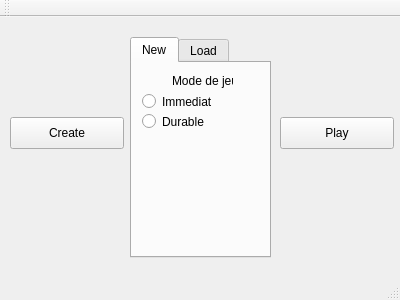
The window that MemoryCards/mainwindow.ui (GauPanisset/project-cpp-) describes before a commit, drawn with Qt 5.
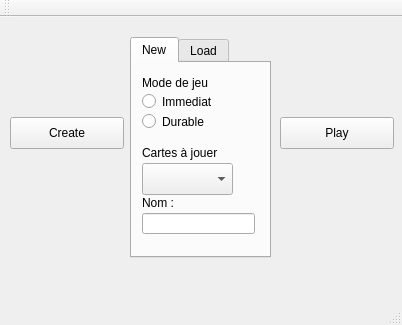
The same window after the commit. The open tabs and pages were chosen to show the change.

Commit message: Settings combobox updated

The edit to the form file:
```diff
--- a/MemoryCards/mainwindow.ui
+++ b/MemoryCards/mainwindow.ui
@@ -6,8 +6,8 @@
    <rect>
     <x>0</x>
     <y>0</y>
-    <width>400</width>
-    <height>300</height>
+    <width>402</width>
+    <height>325</height>
    </rect>
   </property>
   <property name="windowTitle">
@@ -98,16 +98,62 @@
      <widget class="QLabel" name="label_2">
       <property name="geometry">
        <rect>
-        <x>40</x>
+        <x>10</x>
         <y>10</y>
-        <width>61</width>
-        <height>16</height>
+        <width>91</width>
+        <height>20</height>
        </rect>
       </property>
       <property name="text">
        <string>Mode de jeu</string>
       </property>
      </widget>
+     <widget class="QComboBox" name="collectionComboBox">
+      <property name="geometry">
+       <rect>
+        <x>10</x>
+        <y>100</y>
+        <width>91</width>
+        <height>32</height>
+       </rect>
+      </property>
+     </widget>
+     <widget class="QLabel" name="cardLabel">
+      <property name="geometry">
+       <rect>
+        <x>10</x>
+        <y>80</y>
+        <width>91</width>
+        <height>20</height>
+       </rect>
+      </property>
+      <property name="text">
+       <string>Cartes à jouer</string>
+      </property>
+     </widget>
+     <widget class="QLabel" name="nameLabelNew">
+      <property name="geometry">
+       <rect>
+        <x>10</x>
+        <y>130</y>
+        <width>91</width>
+        <height>20</height>
+       </rect>
+      </property>
+      <property name="text">
+       <string>Nom :</string>
+      </property>
+     </widget>
+     <widget class="QLineEdit" name="lineEdit">
+      <property name="geometry">
+       <rect>
+        <x>10</x>
+        <y>150</y>
+        <width>113</width>
+        <height>21</height>
+       </rect>
+      </property>
+     </widget>
     </widget>
     <widget class="QWidget" name="tabLoad">
      <attribute name="title">
```
Left out of the diff: 31 changed lines with no effect on the pictures. The commit also changes 4 other files.
